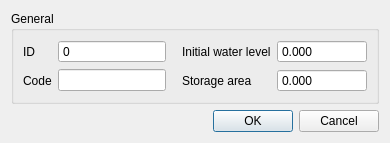
The window that threedi_schematisation_editor/forms/ui/connection_node.ui (nens/threedi-schematisation-editor) describes before a commit, drawn with Qt 5.
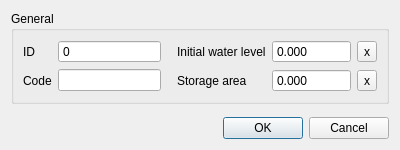
The same window after the commit.

Commit message: Added custom clearing value buttons for the QDoubleSpinbox objects.

```diff
--- a/threedi_schematisation_editor/forms/ui/connection_node.ui
+++ b/threedi_schematisation_editor/forms/ui/connection_node.ui
@@ -6,8 +6,8 @@
    <rect>
     <x>0</x>
     <y>0</y>
-    <width>390</width>
-    <height>136</height>
+    <width>400</width>
+    <height>150</height>
    </rect>
   </property>
   <property name="windowTitle">
@@ -174,7 +174,21 @@
          <double>-99999999.000000000000000</double>
         </property>
         <property name="maximum">
-         <double>999999999.000000000000000</double>
+         <number>999999999</number>
+        </property>
+       </widget>
+      </item>
+      <item row="1" column="4">
+       <widget class="QToolButton" name="initial_waterlevel_clear">
+        <property name="text">
+         <string>x</string>
+        </property>
+       </widget>
+      </item>
+      <item row="2" column="4">
+       <widget class="QToolButton" name="storage_area_clear">
+        <property name="text">
+         <string>x</string>
         </property>
        </widget>
       </item>
```
Left out of the diff: 106 changed lines with no effect on the pictures. The commit also changes 12 other files.
